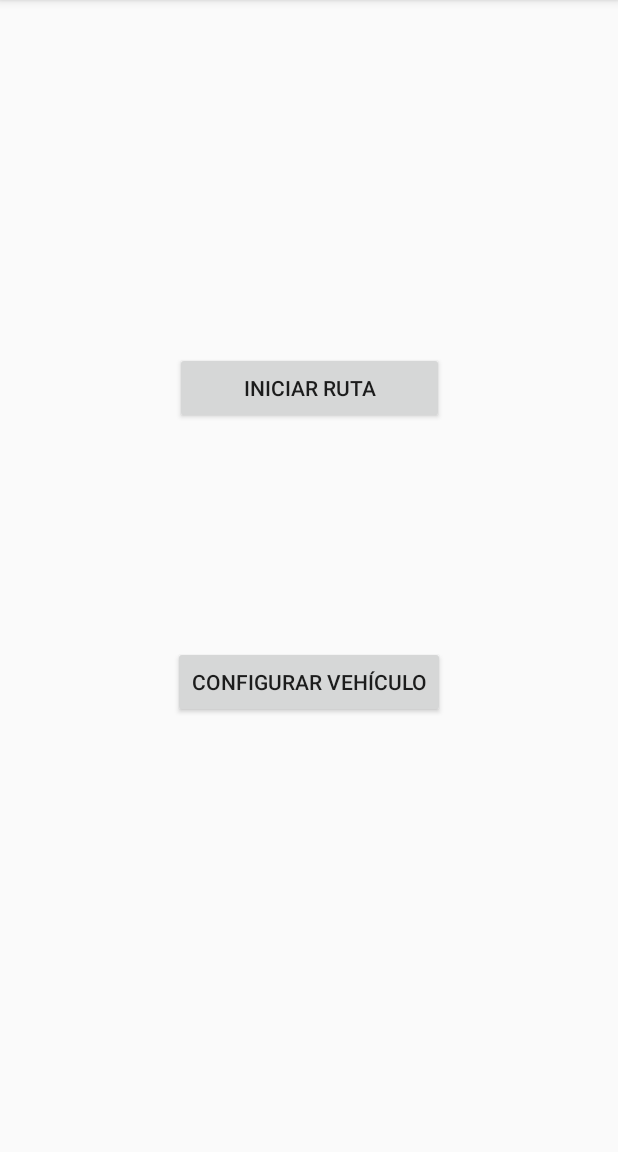
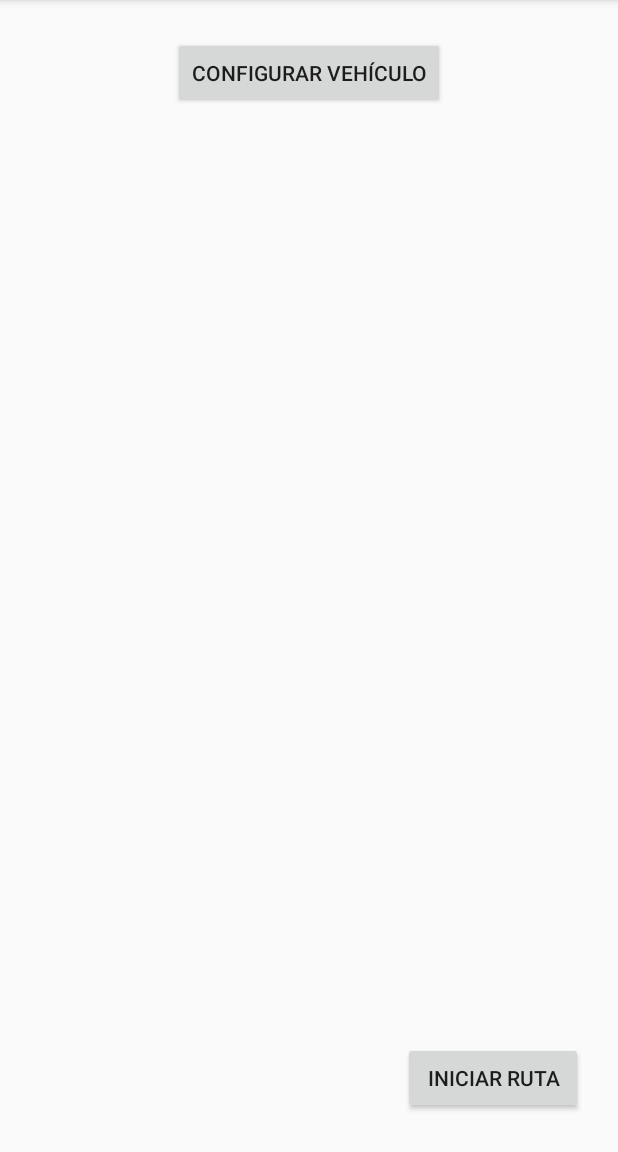
Before and after one commit to JennyGCL/Geolocalizacion, an Android app: the MainActivity screen opened directly, with no data from a screen before it, on a phone screen of 412 x 824 dp, the part 84-1236 px from its top. Run offline under Robolectric (Android 15) with nearby library versions, the phone set to English and light mode, and no system bars; libraries missing offline, so code that uses them is left out: com.felipecsl.gifimageview.

Commit message:
Commit Animación Inicio

```diff
--- a/app/src/main/java/com/example/usuario1/geolocalizacion/SplashScreen.java
+++ b/app/src/main/java/com/example/usuario1/geolocalizacion/SplashScreen.java
@@ -81,14 +81,9 @@ public class SplashScreen extends AppCompatActivity {
 
                 SplashScreen.this.startActivity(new Intent(SplashScreen.this,MainActivity.class));
 
-
-
-
                 SplashScreen.this.finish();
             }
         }).start(); // 3000 = 3seconds
 
-
-
     }
 }
--- a/app/src/main/res/layout/activity_main.xml
+++ b/app/src/main/res/layout/activity_main.xml
@@ -10,22 +10,24 @@
         android:id="@+id/btn_configurar"
         android:layout_width="wrap_content"
         android:layout_height="wrap_content"
+        android:onClick="OnClickConfiguarar"
         android:text="@string/configurar_veh_culo"
         app:layout_constraintBottom_toBottomOf="parent"
         app:layout_constraintLeft_toLeftOf="parent"
         app:layout_constraintRight_toRightOf="parent"
         app:layout_constraintTop_toTopOf="parent"
-        app:layout_constraintVertical_bias="0.598" />
+        app:layout_constraintVertical_bias="0.034" />
 
     <Button
         android:id="@+id/btn_iniciar"
-        android:layout_width="179dp"
+        android:layout_width="120dp"
         android:layout_height="wrap_content"
         android:text="@string/iniciar_ruta"
         app:layout_constraintBottom_toBottomOf="parent"
-        app:layout_constraintHorizontal_bias="0.502"
+        app:layout_constraintHorizontal_bias="0.921"
         app:layout_constraintLeft_toLeftOf="parent"
         app:layout_constraintRight_toRightOf="parent"
         app:layout_constraintTop_toTopOf="parent"
-        app:layout_constraintVertical_bias="0.326" />
+        app:layout_constraintVertical_bias="0.965" />
+
 </android.support.constraint.ConstraintLayout>
--- a/app/src/main/res/values/strings.xml
+++ b/app/src/main/res/values/strings.xml
@@ -2,4 +2,5 @@
     <string name="app_name">Geolocalizacion</string>
     <string name="iniciar_ruta">Iniciar Ruta</string>
     <string name="configurar_veh_culo">Configurar Vehículo</string>
+    <string name="configurar_ruta">Configurar Ruta</string>
 </resources>
```
